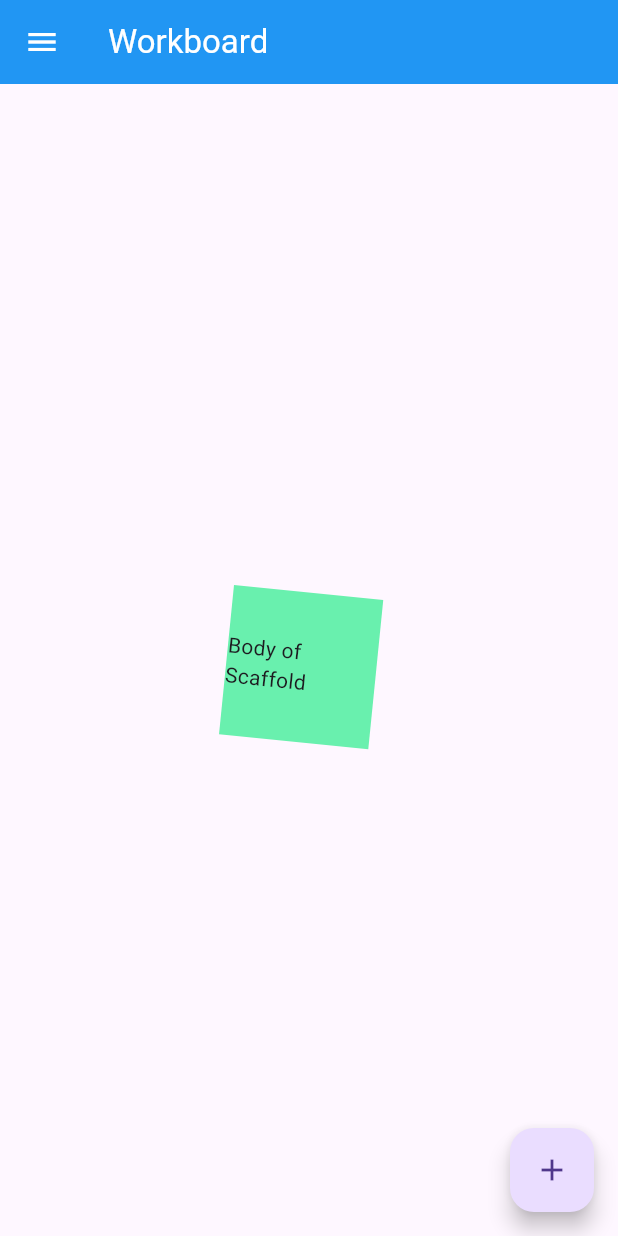
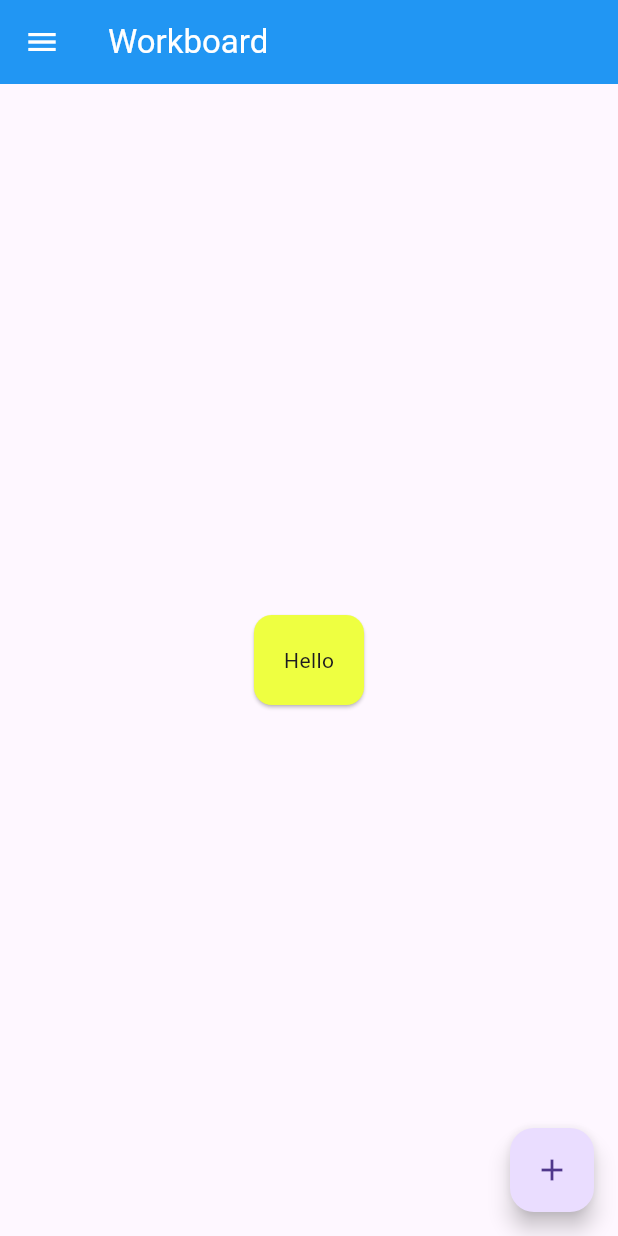
Before and after one commit to GULREX/flutter_challenge, a Flutter app: the screen it shows after launch, on a phone screen of 412 x 824 dp. Run offline on Flutter 3.47's test engine with Material 3 defaults, Android fonts, the phone set to English and light mode, and no system bars.

Commit message:
4 - Padding and Card Widget

```diff
--- a/lib/main.dart
+++ b/lib/main.dart
@@ -19,13 +19,22 @@ class MyApp extends StatelessWidget {
           foregroundColor: Colors.white,
         ),
         body: Center(
-          child: Container(
-            transform: Matrix4.rotationZ(0.1),
-            width: 100,
-            height: 100,
-            color: Colors.greenAccent,
-            child: Center(child: Text("Body of Scaffold")),
+          child: Card(
+            color: Colors.limeAccent,
+            child: Padding(
+              padding: EdgeInsets.all(20),
+              child: Text("Hello"),
+            ),
           ),
+          // child: Container(
+          //   width: 100,
+          //   height: 100,
+          //   color: Colors.greenAccent,
+          //   child: Padding(
+          //     padding: EdgeInsets.all(40),
+          //     child: Text("Hello!"),
+          //     ),
+          // ),
         ),
         floatingActionButton: FloatingActionButton(
           onPressed: (){},
```
